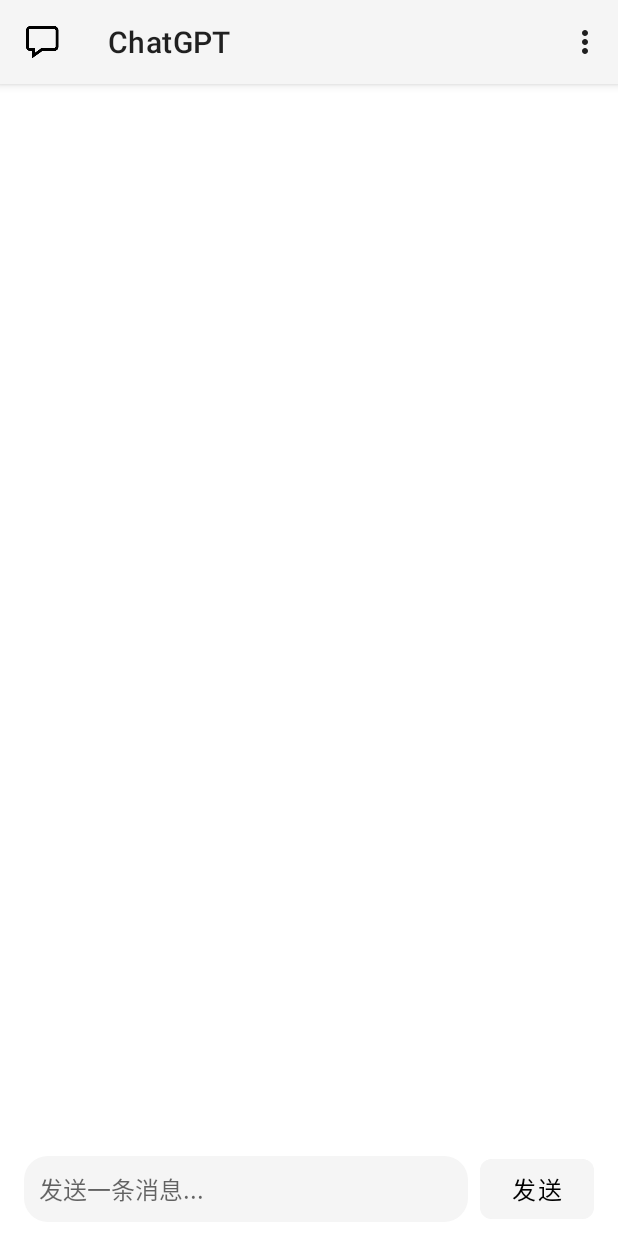
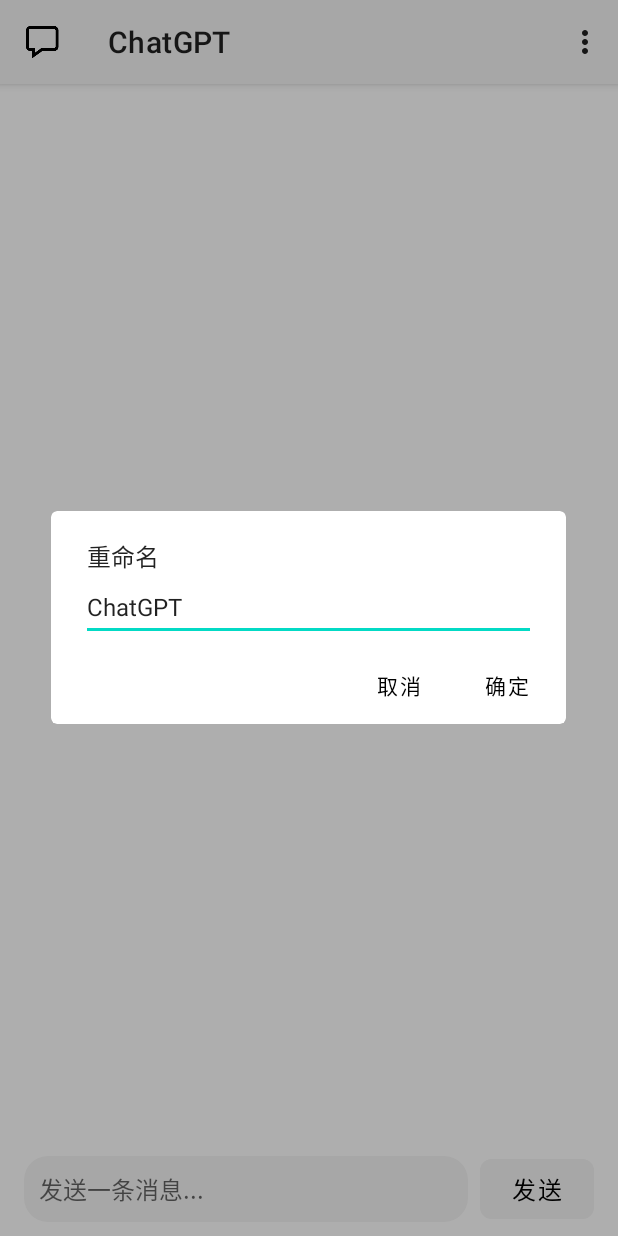
Before and after one commit to linhao1998/ChatGPTClient, an Android app: the screen it shows after launch (ChatActivity), in the options menu, after a tap on "重命名", on a phone screen of 412 x 824 dp. Run offline under Robolectric (Android 15) with nearby library versions, the phone set to English and light mode, and no system bars; our stand-ins replace Room's generated code; libraries missing offline, so code that uses them is left out: com.aallam.openai, io.noties.markwon, io.noties.prism4j, org.commonmark.node.

Commit message:
新增对话重命名功能。

```diff
--- a/app/src/main/java/com/example/chatgptclient/logic/dao/ChatDao.kt
+++ b/app/src/main/java/com/example/chatgptclient/logic/dao/ChatDao.kt
@@ -3,6 +3,7 @@
 import androidx.room.Dao
 import androidx.room.Insert
 import androidx.room.Query
+import androidx.room.Update
 import com.example.chatgptclient.logic.model.Chat
 
 @Dao
@@ -11,7 +12,13 @@
     @Insert
     fun insertChat(chat: Chat): Long
 
+    @Update
+    fun update(chat: Chat)
+
     @Query("select * from chats")
     fun loadAllChats(): List<Chat>
 
+    @Query("select * from chats where id = :id")
+    fun querySpecifyChat(id: Long): Chat
+
 }
--- a/app/src/main/java/com/example/chatgptclient/ui/chat/ChatActivity.kt
+++ b/app/src/main/java/com/example/chatgptclient/ui/chat/ChatActivity.kt
@@ -19,14 +19,14 @@
 import androidx.recyclerview.widget.RecyclerView
 import com.example.chatgptclient.ChatGPTClientApplication
 import com.example.chatgptclient.R
+import com.example.chatgptclient.logic.model.Chat
 import com.example.chatgptclient.logic.model.Msg
 import com.example.chatgptclient.ui.chat.chatlist.ChatAdapter
 import com.example.chatgptclient.ui.chat.chatlist.ChatListViewModel
 import com.example.chatgptclient.ui.chat.chatmain.ChatMainViewModel
 import com.example.chatgptclient.ui.chat.chatmain.MsgAdapter
 import com.google.android.material.appbar.MaterialToolbar
-import io.noties.markwon.*
-import io.noties.prism4j.Prism4j.*
+import com.google.android.material.dialog.MaterialAlertDialogBuilder
 import kotlinx.coroutines.launch
 
 class ChatActivity : AppCompatActivity() {
@@ -91,22 +91,11 @@
         topAppBar.setOnMenuItemClickListener {menuItem ->
             when (menuItem.itemId) {
                 R.id.rename -> {
+                    showRenameDialog()
                     true
                 }
                 R.id.copy -> {
-                    if (chatMainViewModel.msgList.size >= 2) {
-                        val msg = chatMainViewModel.msgList[chatMainViewModel.msgList.size-1]
-                        if (msg.type == Msg.TYPE_RECEIVED) {
-                            val clipboard =
-                                ChatGPTClientApplication.context.getSystemService(Context.CLIPBOARD_SERVICE) as ClipboardManager
-                            clipboard.setPrimaryClip(ClipData.newPlainText(null, msg.content))
-                            Toast.makeText(
-                                ChatGPTClientApplication.context,
-                                "复制回复成功",
-                                Toast.LENGTH_SHORT
-                            ).show()
-                        }
-                    }
+                    copyResponse()
                     true
                 }
                 R.id.delete -> {
@@ -233,6 +222,16 @@
                 result.exceptionOrNull()?.printStackTrace()
             }
         }
+        chatMainViewModel.renameChatNameLiveData.observe(this) { result ->
+            val chats = result.getOrNull()
+            if (chats != null) {
+                chatListViewModel.chatList.clear()
+                chatListViewModel.chatList.addAll(chats)
+                chatAdapter.notifyDataSetChanged()
+            } else {
+                result.exceptionOrNull()?.printStackTrace()
+            }
+        }
     }
 
     /**
@@ -242,4 +241,45 @@
         val currentNightMode = resources.configuration.uiMode and Configuration.UI_MODE_NIGHT_MASK
         return currentNightMode == Configuration.UI_MODE_NIGHT_YES
     }
+
+    /**
+     * 显示重命名对话框
+     */
+    private fun showRenameDialog() {
+        val dialogView = layoutInflater.inflate(R.layout.dialog_rename,null)
+        val editTextRename: EditText = dialogView.findViewById(R.id.et_rename)
+        MaterialAlertDialogBuilder(this)
+            .setTitle("重命名")
+            .setView(dialogView)
+            .setNegativeButton("取消") { dialog, which ->
+                dialog.dismiss()
+            }
+            .setPositiveButton("确定") { dialog, which ->
+                val text = editTextRename.text.toString()
+                topAppBar.title = text
+                chatMainViewModel.renameChatName(text)
+                dialog.dismiss()
+            }
+            .show()
+        editTextRename.setText(topAppBar.title)
+        editTextRename.requestFocus()
+    }
+
+
+    private fun copyResponse() {
+        if (chatMainViewModel.msgList.size >= 2) {
+            val msg = chatMainViewModel.msgList[chatMainViewModel.msgList.size-1]
+            if (msg.type == Msg.TYPE_RECEIVED) {
+                val clipboard =
+                    ChatGPTClientApplication.context.getSystemService(Context.CLIPBOARD_SERVICE) as ClipboardManager
+                clipboard.setPrimaryClip(ClipData.newPlainText(null, msg.content))
+                Toast.makeText(
+                    ChatGPTClientApplication.context,
+                    "复制回复成功",
+                    Toast.LENGTH_SHORT
+                ).show()
+            }
+        }
+    }
+
 }
--- a/app/src/main/java/com/example/chatgptclient/ui/chat/chatmain/ChatMainViewModel.kt
+++ b/app/src/main/java/com/example/chatgptclient/ui/chat/chatmain/ChatMainViewModel.kt
@@ -7,6 +7,7 @@
 import androidx.lifecycle.viewModelScope
 import com.aallam.openai.api.BetaOpenAI
 import com.example.chatgptclient.logic.Repository
+import com.example.chatgptclient.logic.model.Chat
 import com.example.chatgptclient.logic.model.Msg
 import kotlinx.coroutines.Dispatchers
 import kotlinx.coroutines.flow.*
@@ -24,6 +25,8 @@
 
     private val chatIdLiveData = MutableLiveData<Long>()
 
+    private val chatNameLiveData = MutableLiveData<String>()
+
     var chatId:Long? = null
 
     var isSend = 1
@@ -36,6 +39,10 @@
 
     val loadMsgsLiveData = chatIdLiveData.switchMap { chatId ->
         Repository.loadMsgs(chatId)
+    }
+
+    val renameChatNameLiveData = chatNameLiveData.switchMap { chatName ->
+        Repository.renameChatName(chatId!!, chatName)
     }
 
     fun sendMessage(message: String) {
@@ -83,4 +90,8 @@
             }
         }
     }
+
+    fun renameChatName(chatName: String) {
+        chatNameLiveData.value = chatName
+    }
 }
--- /dev/null
+++ b/app/src/main/res/layout/dialog_rename.xml
@@ -0,0 +1,16 @@
+<LinearLayout xmlns:android="http://schemas.android.com/apk/res/android"
+    android:layout_width="match_parent"
+    android:layout_height="wrap_content"
+    android:orientation="vertical">
+
+    <androidx.appcompat.widget.AppCompatEditText
+        android:id="@+id/et_rename"
+        android:layout_width="match_parent"
+        android:layout_height="wrap_content"
+        android:layout_marginStart="20dp"
+        android:layout_marginEnd="20dp"
+        android:inputType="text"
+        android:textSize="16sp"
+        android:hint="请输入名称" />
+
+</LinearLayout>
```
Also changed, not shown: app/src/main/java/com/example/chatgptclient/logic/Repository.kt (+14 -0 lines).
